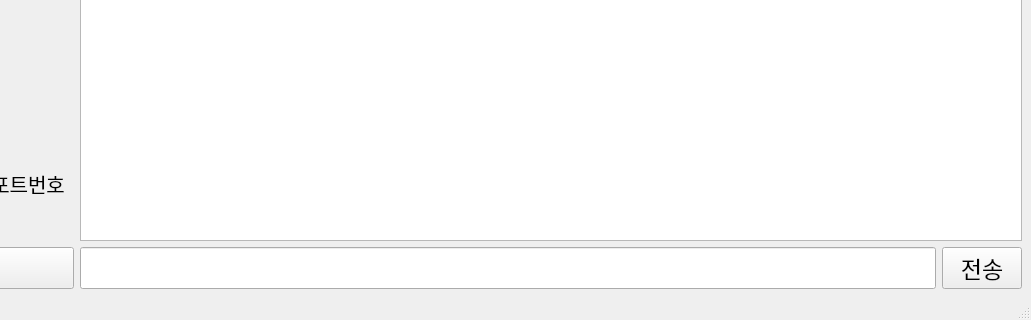
Old version of the form resource/main.ui in the repository chanwoo7/ChattyChatty; both pictures show x 249 to 1280 and y 400 to 720 of the 1280 by 720 pixel window.
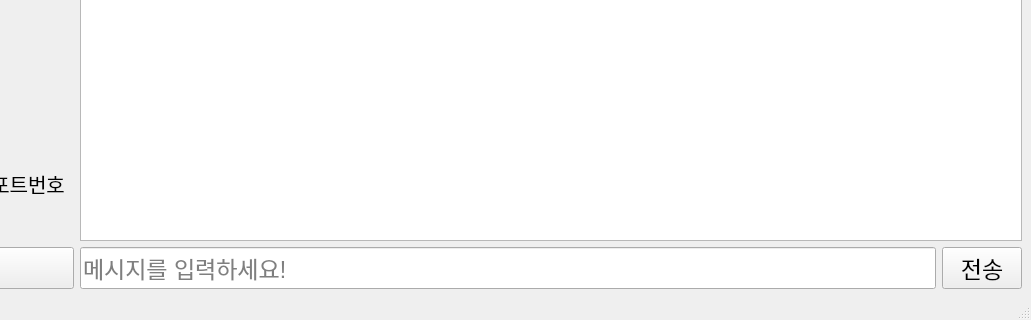
New version of the form. Icons and pictures are not drawn.

Patch:
```diff
--- a/resource/main.ui
+++ b/resource/main.ui
@@ -137,6 +137,9 @@
             <pointsize>17</pointsize>
            </font>
           </property>
+          <property name="placeholderText">
+           <string>메시지를 입력하세요!</string>
+          </property>
          </widget>
         </item>
         <item>
```
Left out of the diff: 88 changed lines with no effect on the pictures.
